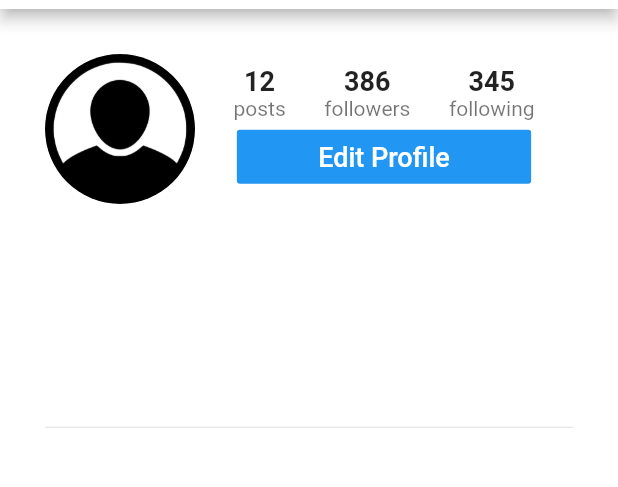
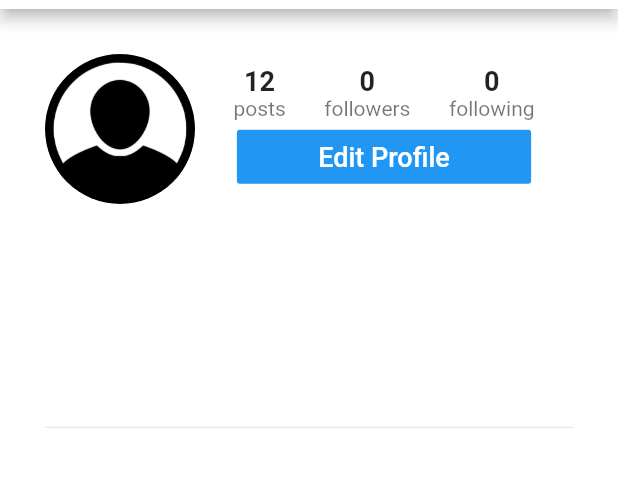
Before and after one commit to lypsisrudiansyah/flutter-ig, a Flutter app: the screen it shows once a user with an empty profile is signed in, swiped to page 5, on a phone screen of 412 x 824 dp, the part 75-562 px from its top. Run offline on Flutter 3.47's test engine with Material 2 defaults, Android fonts, the phone set to English and light mode, and no system bars; our stand-ins replace cached_network_image, cloud_firestore, firebase_auth, firebase_storage, flutter_image_compress, image_cropper and 1 more; accounts and stored records are empty.

Commit message:
added: follow & unfollow feature also followers and following counter
added: currentUserId parameter on ProfileScreen

```diff
--- a/lib/screens/edit_profile_screen.dart
+++ b/lib/screens/edit_profile_screen.dart
@@ -70,7 +70,7 @@ class _EditProfileScreenState extends State<EditProfileScreen> {
   }
 
   _submit() async {
-    if (_formKey.currentState.validate()) {
+    if (_formKey.currentState.validate() && !_isLoading) {
       _formKey.currentState.save();
 
       setState(() {
--- a/lib/screens/home_screen.dart
+++ b/lib/screens/home_screen.dart
@@ -26,6 +26,7 @@ class _HomeScreenState extends State<HomeScreen> {
 
   @override
   Widget build(BuildContext context) {
+    final String currentUserId = Provider.of<UserData>(context, listen: false).currentUserId;
     print(Provider.of<UserData>(context, listen: false).currentUserId);
     /* Checkpoint */
     return Scaffold(
@@ -36,7 +37,7 @@ class _HomeScreenState extends State<HomeScreen> {
           SearchScreen(),
           CreatePostScreen(),
           ActivityScreen(),
-          ProfileScreen(userId: Provider.of<UserData>(context, listen: false).currentUserId,),
+          ProfileScreen(currentUserId: currentUserId,userId: currentUserId,),
         ],
         onPageChanged: (int index) {
           setState(() {
--- a/lib/screens/profile_screen.dart
+++ b/lib/screens/profile_screen.dart
@@ -1,18 +1,110 @@
 import 'package:cached_network_image/cached_network_image.dart';
 import 'package:flutter/material.dart';
 import 'package:ig/models/user_models.dart';
+import 'package:ig/models/user_data.dart';
 import 'package:ig/screens/edit_profile_screen.dart';
+import 'package:ig/services/database_service.dart';
 import 'package:ig/utilities/constants.dart';
+import 'package:provider/provider.dart';
 
 class ProfileScreen extends StatefulWidget {
+  final String currentUserId;
   final String userId;
 
-  ProfileScreen({this.userId});
+  ProfileScreen({this.currentUserId, this.userId});
   @override
   _ProfileScreenState createState() => _ProfileScreenState();
 }
 
 class _ProfileScreenState extends State<ProfileScreen> {
+  bool isFollowing = false;
+  int followerCount = 0;
+  int followingCount = 0;
+
+  @override
+  void initState() {
+    super.initState();
+    _setupIsFollowing();
+    _setupFollowers();
+    _setupFollowing();
+  }
+
+  _setupIsFollowing() async {
+    bool isFollowingUser = await DatabaseService.isFollowingUser(
+        currentUserId: widget.currentUserId, userId: widget.userId);
+    setState(() {
+      isFollowing = isFollowingUser;
+    });
+  }
+
+  _setupFollowers() async {
+    int userFollowerCount = await DatabaseService.numFollowers(widget.userId);
+    setState(() {
+      followerCount = userFollowerCount;
+    });
+  }
+
+  _setupFollowing() async {
+    int userFollowingCount = await DatabaseService.numFollowing(widget.userId);
+
+    setState(() {
+      followingCount = userFollowingCount;
+    });
+  }
+
+  _followOrUnfollow() {
+    if (isFollowing) {
+      _unfollowUser();
+    } else {
+      _followUser();
+    }
+  }
+
+  _unfollowUser() {
+    DatabaseService.unfollowUser(
+        currentUserId: widget.currentUserId, userId: widget.userId);
+    setState(() {
+      isFollowing = false;
+      followerCount--;
+    });
+  }
+
+  _followUser() {
+    DatabaseService.followUser(
+        currentUserId: widget.currentUserId, userId: widget.userId);
+    setState(() {
+      isFollowing = true;
+      followerCount++;
+    });
+  }
+
+  _displayButton(User user) {
+    return user.id ==
+            Provider.of<UserData>(context, listen: false).currentUserId
+        ? Container(
+            width: MediaQuery.of(context).size.width / 2.1,
+            child: FlatButton(
+              onPressed: () => Navigator.push(
+                  context,
+                  MaterialPageRoute(
+                      builder: (_) => EditProfileScreen(user: user))),
+              color: Colors.blue,
+              textColor: Colors.white,
+              child: Text("Edit Profile", style: TextStyle(fontSize: 18)),
+            ),
+          )
+        : Container(
+            width: MediaQuery.of(context).size.width / 2.1,
+            child: FlatButton(
+              onPressed: _followOrUnfollow,
+              color: isFollowing ? Colors.grey[200] : Colors.blue,
+              textColor: isFollowing ? Colors.black : Colors.white,
+              child: Text(isFollowing ? "Unfollow" : "Follow",
+                  style: TextStyle(fontSize: 18)),
+            ),
+          );
+  }
+
   @override
   Widget build(BuildContext context) {
     var mq = MediaQuery.of(context).size;
@@ -68,7 +160,7 @@ class _ProfileScreenState extends State<ProfileScreen> {
                                 ),
                                 Column(
                                   children: <Widget>[
-                                    Text("386",
+                                    Text(followerCount.toString(),
                                         style: TextStyle(
                                             fontSize: 18,
                                             fontWeight: FontWeight.w600)),
@@ -79,7 +171,7 @@ class _ProfileScreenState extends State<ProfileScreen> {
                                 ),
                                 Column(
                                   children: <Widget>[
-                                    Text("345",
+                                    Text(followingCount.toString(),
                                         style: TextStyle(
                                             fontSize: 18,
                                             fontWeight: FontWeight.w600)),
@@ -90,20 +182,7 @@ class _ProfileScreenState extends State<ProfileScreen> {
                                 ),
                               ],
                             ),
-                            Container(
-                              width: mq.width / 2.1,
-                              child: FlatButton(
-                                onPressed: () => Navigator.push(
-                                    context,
-                                    MaterialPageRoute(
-                                        builder: (_) =>
-                                            EditProfileScreen(user: user))),
-                                color: Colors.blue,
-                                textColor: Colors.white,
-                                child: Text("Edit Profile",
-                                    style: TextStyle(fontSize: 18)),
-                              ),
-                            )
+                            _displayButton(user)
                           ],
                         ),
                       ),
--- a/lib/screens/search_screen.dart
+++ b/lib/screens/search_screen.dart
@@ -2,8 +2,10 @@ import 'package:cached_network_image/cached_network_image.dart';
 import 'package:cloud_firestore/cloud_firestore.dart';
 import 'package:flutter/material.dart';
 import 'package:ig/models/user_models.dart';
+import 'package:ig/models/user_data.dart';
 import 'package:ig/screens/profile_screen.dart';
 import 'package:ig/services/database_service.dart';
+import 'package:provider/provider.dart';
 
 class SearchScreen extends StatefulWidget {
   @override
@@ -18,13 +20,14 @@ class _SearchScreenState extends State<SearchScreen> {
     return ListTile(
       leading: CircleAvatar(
         radius: 20,
+        backgroundColor: Colors.white,
         backgroundImage: user.profileImageUrl.isEmpty
             ? AssetImage('assets/images/user_profile.png')
             : CachedNetworkImageProvider(user.profileImageUrl),
       ),
       title: Text(user.name),
       onTap: () => Navigator.push(context,
-          MaterialPageRoute(builder: (_) => ProfileScreen(userId: user.id))),
+          MaterialPageRoute(builder: (_) => ProfileScreen(currentUserId: Provider.of<UserData>(context, listen: false).currentUserId,userId: user.id))),
     );
   }
 
--- a/lib/services/database_service.dart
+++ b/lib/services/database_service.dart
@@ -27,4 +27,71 @@ class DatabaseService {
       'timestamp': post.timestamp,
     });
   }
+
+  static void followUser({String currentUserId, String userId}) {
+    // Add user to current users following collection
+    followingRef
+        .document(currentUserId)
+        .collection('userFollowing')
+        .document(userId)
+        .setData({});
+    // Add Current User to users followers collection
+    followersRef
+        .document(userId)
+        .collection('userFollowers')
+        .document(currentUserId)
+        .setData({});
+  }
+
+  static void unfollowUser({String currentUserId, String userId}) {
+    // remove user to current users following collection
+    followingRef
+        .document(currentUserId)
+        .collection('userFollowing')
+        .document(userId)
+        .get()
+        .then((doc) {
+      if (doc.exists) {
+        doc.reference.delete();
+      }
+    });
+    // remove Current User to users followers collection
+    followersRef
+        .document(userId)
+        .collection('userFollowers')
+        .document(currentUserId)
+        .get()
+        .then((doc) {
+      if (doc.exists) {
+        doc.reference.delete();
+      }
+    });
+  }
+
+  static Future<bool> isFollowingUser(
+      {String currentUserId, String userId}) async {
+    DocumentSnapshot followingDoc = await followersRef
+        .document(userId)
+        .collection('userFollowers')
+        .document(currentUserId)
+        .get();
+
+    return followingDoc.exists;
+  }
+
+  static Future<int> numFollowers(String userId) async {
+    QuerySnapshot followersSnapshot = await followersRef
+        .document(userId)
+        .collection('userFollowers')
+        .getDocuments();
+    return followersSnapshot.documents.length;
+  }
+
+  static Future<int> numFollowing(String userId) async {
+    QuerySnapshot followingSnapshot = await followingRef
+        .document(userId)
+        .collection('userFollowing')
+        .getDocuments();
+    return followingSnapshot.documents.length;
+  }
 }
--- a/lib/utilities/constants.dart
+++ b/lib/utilities/constants.dart
@@ -7,3 +7,5 @@ final storageRef = FirebaseStorage.instance.ref();
 
 final usersRef = _firestore.collection('users');
 final postsRef = _firestore.collection('posts');
+final followersRef = _firestore.collection('followers');
+final followingRef = _firestore.collection('following');
```
Lines whose indentation alone changed are shown as unchanged.
